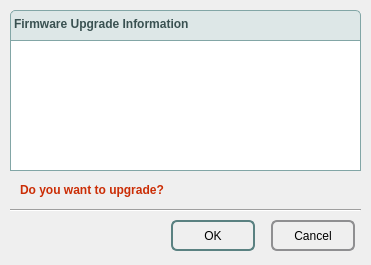
This is T3kUpgrade/briefing_dialog.ui in habilience/habilience-t3ksensor-tools as Qt 5 draws it before an edit. The edited form follows.
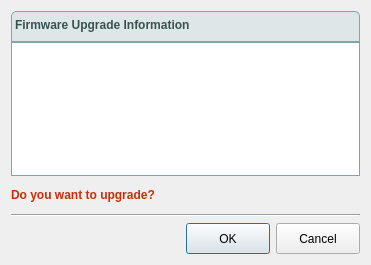
This is the edited form. Icons and pictures are not drawn.

The edit to the form file:
```diff
--- a/T3kUpgrade/briefing_dialog.ui
+++ b/T3kUpgrade/briefing_dialog.ui
@@ -28,31 +28,49 @@
   <property name="modal">
    <bool>true</bool>
   </property>
-  <widget class="Line" name="line">
-   <property name="geometry">
-    <rect>
-     <x>10</x>
-     <y>200</y>
-     <width>351</width>
-     <height>20</height>
-    </rect>
-   </property>
-   <property name="orientation">
-    <enum>Qt::Horizontal</enum>
-   </property>
-  </widget>
+  <layout class="QVBoxLayout" name="layoutBody">
+   <item>
+    <layout class="QVBoxLayout" name="layoutFwUpgInfo">
+     <property name="spacing">
+      <number>0</number>
+     </property>
+     <item>
+      <widget class="QLabel" name="labelFirmwareUpgradeInformation">
+       <property name="minimumSize">
+        <size>
+         <width>0</width>
+         <height>31</height>
+        </size>
+       </property>
+       <property name="styleSheet">
+        <string notr="true">QLabel {
+	border-color: #82A6A6;
+	background-color : #DDE7E7;
+	color : #395151;
+	font-weight: bold;
+    border-style: solid;
+    border-width: 1px;
+    border-top-left-radius: 5px;
+    border-top-right-radius: 5px;
+	padding-bottom: 2px;
+}</string>
+       </property>
+       <property name="text">
+        <string>&lt;html&gt;&lt;head/&gt;&lt;body&gt;&lt;p&gt;&lt;img src=&quot;:/T3kUpgradeRes/resources/brief.png&quot;/&gt; Firmware Upgrade Information&lt;/p&gt;&lt;/body&gt;&lt;/html&gt;</string>
+       </property>
+       <property name="textFormat">
+        <enum>Qt::AutoText</enum>
+       </property>
+       <property name="alignment">
+        <set>Qt::AlignLeading|Qt::AlignLeft|Qt::AlignVCenter</set>
+       </property>
+      </widget>
+     </item>
+     <item>
   <widget class="QTextEdit" name="textEditDetailInformation">
    <property name="enabled">
     <bool>false</bool>
    </property>
-   <property name="geometry">
-    <rect>
-     <x>10</x>
-     <y>40</y>
-     <width>351</width>
-     <height>131</height>
-    </rect>
-   </property>
    <property name="styleSheet">
     <string notr="true">border-color: #82A6A6;
 border-style: solid;
@@ -72,50 +90,20 @@
     <string>&lt;!DOCTYPE HTML PUBLIC &quot;-//W3C//DTD HTML 4.0//EN&quot; &quot;http://www.w3.org/TR/REC-html40/strict.dtd&quot;&gt;
 &lt;html&gt;&lt;head&gt;&lt;meta name=&quot;qrichtext&quot; content=&quot;1&quot; /&gt;&lt;style type=&quot;text/css&quot;&gt;
 p, li { white-space: pre-wrap; }
-&lt;/style&gt;&lt;/head&gt;&lt;body style=&quot; font-family:'Gulim'; font-size:9pt; font-weight:400; font-style:normal;&quot;&gt;
-&lt;p style=&quot;-qt-paragraph-type:empty; margin-top:0px; margin-bottom:0px; margin-left:0px; margin-right:0px; -qt-block-indent:0; text-indent:0px;&quot;&gt;&lt;br /&gt;&lt;/p&gt;&lt;/body&gt;&lt;/html&gt;</string>
-   </property>
-  </widget>
-  <widget class="QLabel" name="labelFirmwareUpgradeInformation">
-   <property name="geometry">
-    <rect>
-     <x>10</x>
-     <y>10</y>
-     <width>351</width>
-     <height>31</height>
-    </rect>
-   </property>
-   <property name="styleSheet">
-    <string notr="true">QLabel {
-	border-color: #82A6A6;
-	background-color : #DDE7E7;
-	color : #395151;
-	font-weight: bold;
-    border-style: solid;
-    border-width: 1px;
-    border-top-left-radius: 5px;
-    border-top-right-radius: 5px;
-	padding-bottom: 2px;
-}</string>
-   </property>
-   <property name="text">
-    <string>&lt;html&gt;&lt;head/&gt;&lt;body&gt;&lt;p&gt;&lt;img src=&quot;:/T3kUpgradeRes/resources/brief.png&quot;/&gt; Firmware Upgrade Information&lt;/p&gt;&lt;/body&gt;&lt;/html&gt;</string>
-   </property>
-   <property name="textFormat">
-    <enum>Qt::AutoText</enum>
-   </property>
-   <property name="alignment">
-    <set>Qt::AlignLeading|Qt::AlignLeft|Qt::AlignVCenter</set>
-   </property>
-  </widget>
+&lt;/style&gt;&lt;/head&gt;&lt;body style=&quot; font-family:'Sans Serif'; font-size:9pt; font-weight:400; font-style:normal;&quot;&gt;
+&lt;p style=&quot;-qt-paragraph-type:empty; margin-top:0px; margin-bottom:0px; margin-left:0px; margin-right:0px; -qt-block-indent:0; text-indent:0px; font-family:'Gulim';&quot;&gt;&lt;br /&gt;&lt;/p&gt;&lt;/body&gt;&lt;/html&gt;</string>
+       </property>
+      </widget>
+     </item>
+    </layout>
+   </item>
+   <item>
   <widget class="QLabel" name="label">
-   <property name="geometry">
-    <rect>
-     <x>20</x>
-     <y>182</y>
-     <width>331</width>
-     <height>16</height>
-    </rect>
+     <property name="minimumSize">
+      <size>
+       <width>0</width>
+       <height>26</height>
+      </size>
    </property>
    <property name="styleSheet">
     <string notr="true">color: rgb(203, 45, 5); font-weight: bold;</string>
@@ -127,82 +115,58 @@
     <set>Qt::AlignLeading|Qt::AlignLeft|Qt::AlignVCenter</set>
    </property>
   </widget>
+   </item>
+   <item>
+    <widget class="Line" name="line">
+     <property name="orientation">
+      <enum>Qt::Horizontal</enum>
+     </property>
+    </widget>
+   </item>
+   <item>
+    <layout class="QHBoxLayout" name="horizontalLayout">
+     <item>
+      <spacer name="horizontalSpacer">
+       <property name="orientation">
+        <enum>Qt::Horizontal</enum>
+       </property>
+       <property name="sizeHint" stdset="0">
+        <size>
+         <width>40</width>
+         <height>20</height>
+        </size>
+       </property>
+      </spacer>
+     </item>
+     <item>
   <widget class="QPushButton" name="pushButtonOK">
-   <property name="geometry">
-    <rect>
-     <x>171</x>
-     <y>220</y>
+       <property name="minimumSize">
+        <size>
      <width>84</width>
      <height>31</height>
-    </rect>
-   </property>
-   <property name="styleSheet">
-    <string notr="true"> QPushButton {
-     border: 2px solid #8f8f91;
-     border-radius: 6px;
-     background-color: qlineargradient(x1: 0, y1: 0, x2: 0, y2: 1,
-                                       stop: 0 #f6f7fa, stop: 1 #dadbde);
-     min-width: 80px;
- }
-
- QPushButton:pressed {
-     background-color: qlineargradient(x1: 0, y1: 0, x2: 0, y2: 1,
-                                       stop: 0 #dadbde, stop: 1 #f6f7fa);
- }
-
- QPushButton:flat {
-     border: none; /* no border for a flat push button */
- }
-
- QPushButton:default {
-     border-color: rgb(90, 129, 129); /* make the default button prominent */
- }</string>
+        </size>
    </property>
    <property name="text">
     <string>OK</string>
    </property>
   </widget>
+     </item>
+     <item>
   <widget class="QPushButton" name="pushButtonCancel">
-   <property name="geometry">
-    <rect>
-     <x>271</x>
-     <y>220</y>
+       <property name="minimumSize">
+        <size>
      <width>84</width>
      <height>31</height>
-    </rect>
-   </property>
-   <property name="styleSheet">
-    <string notr="true"> QPushButton {
-     border: 2px solid #8f8f91;
-     border-radius: 6px;
-     background-color: qlineargradient(x1: 0, y1: 0, x2: 0, y2: 1,
-                                       stop: 0 #f6f7fa, stop: 1 #dadbde);
-     min-width: 80px;
- }
-
- QPushButton:pressed {
-     background-color: qlineargradient(x1: 0, y1: 0, x2: 0, y2: 1,
-                                       stop: 0 #dadbde, stop: 1 #f6f7fa);
- }
-
- QPushButton:flat {
-     border: none; /* no border for a flat push button */
- }
-
- QPushButton:default {
-     border-color: rgb(90, 129, 129); /* make the default button prominent */
- }</string>
+        </size>
    </property>
    <property name="text">
     <string>Cancel</string>
    </property>
   </widget>
-  <zorder>line</zorder>
-  <zorder>textEditDetailInformation</zorder>
-  <zorder>label</zorder>
-  <zorder>labelFirmwareUpgradeInformation</zorder>
-  <zorder>pushButtonOK</zorder>
-  <zorder>pushButtonCancel</zorder>
+     </item>
+    </layout>
+   </item>
+  </layout>
  </widget>
  <resources/>
  <connections/>
```
Lines whose indentation alone changed are shown as unchanged.
